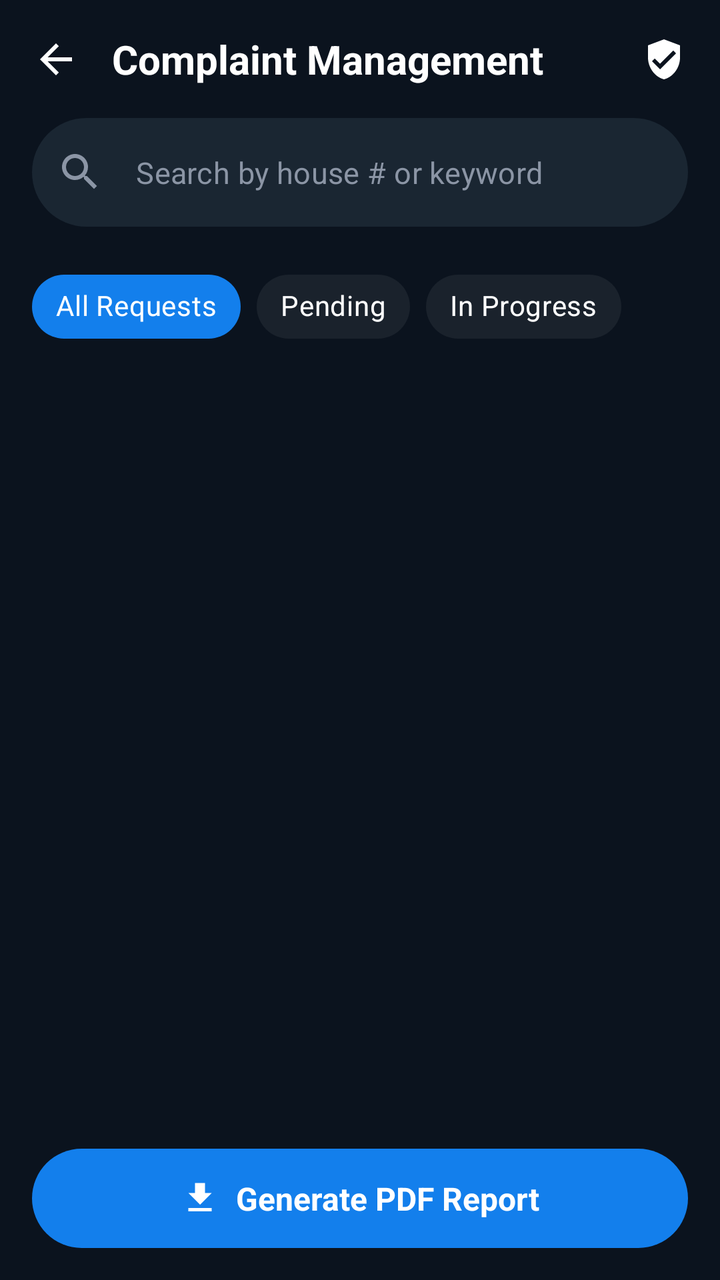
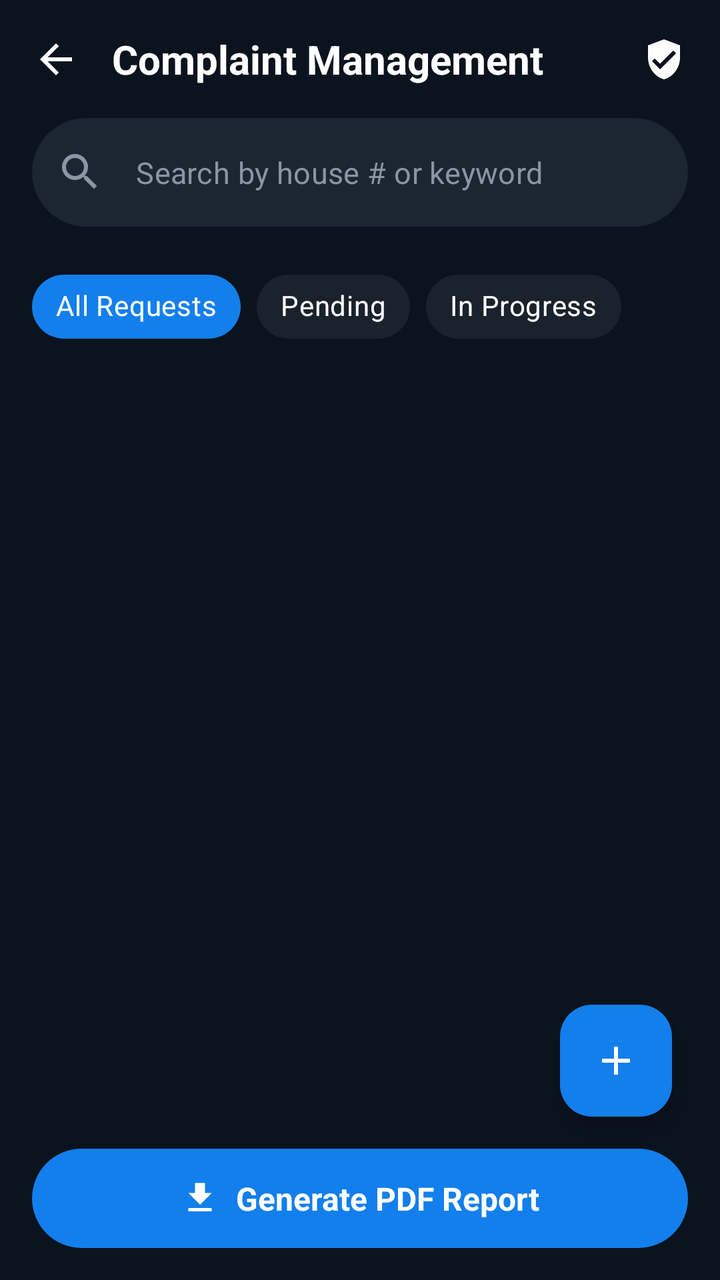

An Android layout rendered at two revisions. The XML below is the earlier revision; the diff shows what the commit changed to produce the second picture.
<!-- AndroidManifest.xml: application theme Theme.HouseVisitorManagementSystem -->
<!-- res/layout/activity_view_complaint.xml -->
<?xml version="1.0" encoding="utf-8"?>
<androidx.constraintlayout.widget.ConstraintLayout xmlns:android="http://schemas.android.com/apk/res/android"
    xmlns:app="http://schemas.android.com/apk/res-auto"
    xmlns:tools="http://schemas.android.com/tools"
    android:id="@+id/main"
    android:layout_width="match_parent"
    android:layout_height="match_parent"
    android:background="@color/night_blue">

    
    <androidx.constraintlayout.widget.ConstraintLayout
        android:id="@+id/headerLayout"
        android:layout_width="match_parent"
        android:layout_height="wrap_content"
        android:padding="16dp"
        app:layout_constraintTop_toTopOf="parent">

        <ImageView
            android:id="@+id/btnBack"
            android:layout_width="24dp"
            android:layout_height="24dp"
            android:src="@drawable/ic_arrow_back"
            app:layout_constraintBottom_toBottomOf="parent"
            app:layout_constraintStart_toStartOf="parent"
            app:layout_constraintTop_toTopOf="parent"
            app:tint="@color/white" />

        <TextView
            android:layout_width="wrap_content"
            android:layout_height="wrap_content"
            android:layout_marginStart="16dp"
            android:text="Complaint Management"
            android:textColor="@color/white"
            android:textSize="20sp"
            android:textStyle="bold"
            app:layout_constraintBottom_toBottomOf="parent"
            app:layout_constraintStart_toEndOf="@id/btnBack"
            app:layout_constraintTop_toTopOf="parent" />

        <ImageView
            android:id="@+id/btnFilter"
            android:layout_width="24dp"
            android:layout_height="24dp"
            android:src="@drawable/ic_filter_list"
            app:layout_constraintBottom_toBottomOf="parent"
            app:layout_constraintEnd_toEndOf="parent"
            app:layout_constraintTop_toTopOf="parent"
            app:tint="@color/white" />

    </androidx.constraintlayout.widget.ConstraintLayout>

    <LinearLayout
        android:id="@+id/btnGenerateReport"
        android:layout_width="match_parent"
        android:layout_height="wrap_content"
        android:layout_marginHorizontal="16dp"
        android:layout_marginBottom="16dp"
        android:background="@drawable/bg_generate_report"
        android:gravity="center"
        android:orientation="horizontal"
        android:padding="14dp"
        app:layout_constraintBottom_toBottomOf="parent">

        <ImageView
            android:layout_width="20dp"
            android:layout_height="20dp"
            android:layout_marginEnd="8dp"
            android:src="@drawable/ic_download"
            app:tint="@color/white" />

        <TextView
            android:layout_width="wrap_content"
            android:layout_height="wrap_content"
            android:text="Generate PDF Report"
            android:textColor="@color/white"
            android:textSize="16sp"
            android:textStyle="bold" />
    </LinearLayout>

    
    <com.google.android.material.textfield.TextInputLayout
        android:id="@+id/tilSearch"
        style="@style/Widget.MaterialComponents.TextInputLayout.OutlinedBox"
        android:layout_width="match_parent"
        android:layout_height="wrap_content"
        android:layout_marginHorizontal="16dp"
        app:boxBackgroundColor="#1A2632"
        app:boxCornerRadiusBottomEnd="28dp"
        app:boxCornerRadiusBottomStart="28dp"
        app:boxCornerRadiusTopEnd="28dp"
        app:boxCornerRadiusTopStart="28dp"
        app:boxStrokeWidth="0dp"
        app:boxStrokeWidthFocused="0dp"
        app:hintEnabled="false"
        app:layout_constraintTop_toBottomOf="@id/headerLayout"
        app:startIconDrawable="@drawable/ic_search"
        app:startIconTint="@color/text_grey">

        <com.google.android.material.textfield.TextInputEditText
            android:id="@+id/etSearch"
            android:layout_width="match_parent"
            android:layout_height="wrap_content"
            android:hint="Search by house # or keyword"
            android:textColor="@color/white"
            android:textColorHint="@color/text_grey"
            android:textSize="15sp" />
    </com.google.android.material.textfield.TextInputLayout>

    
    <HorizontalScrollView
        android:id="@+id/chipGroupFiltersScroll"
        android:layout_width="match_parent"
        android:layout_height="wrap_content"
        android:layout_marginTop="16dp"
        android:clipToPadding="false"
        android:paddingHorizontal="16dp"
        android:scrollbars="none"
        app:layout_constraintTop_toBottomOf="@id/tilSearch">

        <com.google.android.material.chip.ChipGroup
            android:id="@+id/chipGroupFilters"
            android:layout_width="wrap_content"
            android:layout_height="wrap_content"
            app:selectionRequired="true"
            app:singleSelection="true">

            <com.google.android.material.chip.Chip
                android:id="@+id/chipAll"
                style="@style/Widget.MaterialComponents.Chip.Choice"
                android:layout_width="wrap_content"
                android:layout_height="wrap_content"
                android:checked="true"
                android:text="All Requests"
                android:textColor="@color/white"
                app:chipBackgroundColor="@color/chip_bg_selector"
                app:chipCornerRadius="20dp"
                app:chipStrokeWidth="0dp" />

            <com.google.android.material.chip.Chip
                android:id="@+id/chipPending"
                style="@style/Widget.MaterialComponents.Chip.Choice"
                android:layout_width="wrap_content"
                android:layout_height="wrap_content"
                android:text="Pending"
                android:textColor="@color/white"
                app:chipBackgroundColor="@color/chip_bg_selector"
                app:chipCornerRadius="20dp"
                app:chipStrokeWidth="0dp" />

            <com.google.android.material.chip.Chip
                android:id="@+id/chipInProgress"
                style="@style/Widget.MaterialComponents.Chip.Choice"
                android:layout_width="wrap_content"
                android:layout_height="wrap_content"
                android:text="In Progress"
                android:textColor="@color/white"
                app:chipBackgroundColor="@color/chip_bg_selector"
                app:chipCornerRadius="20dp"
                app:chipStrokeWidth="0dp" />

        </com.google.android.material.chip.ChipGroup>
    </HorizontalScrollView>

    
    <androidx.recyclerview.widget.RecyclerView
        android:id="@+id/rvComplaints"
        android:layout_width="match_parent"
        android:layout_height="0dp"
        android:layout_marginTop="12dp"
        android:layout_marginBottom="8dp"
        android:clipToPadding="false"
        android:paddingBottom="24dp"
        app:layoutManager="androidx.recyclerview.widget.LinearLayoutManager"
        app:layout_constraintBottom_toTopOf="@id/btnGenerateReport"
        app:layout_constraintTop_toBottomOf="@id/chipGroupFiltersScroll"
        tools:listitem="@layout/item_complaint" />

</androidx.constraintlayout.widget.ConstraintLayout>
<!-- res/layout/item_complaint.xml (included above) -->
<?xml version="1.0" encoding="utf-8"?>
<com.google.android.material.card.MaterialCardView xmlns:android="http://schemas.android.com/apk/res/android"
    xmlns:app="http://schemas.android.com/apk/res-auto"
    android:layout_width="match_parent"
    android:layout_height="wrap_content"
    android:layout_marginHorizontal="16dp"
    android:layout_marginVertical="8dp"
    app:cardBackgroundColor="@color/card_dark_bg"
    app:cardCornerRadius="24dp"
    app:cardElevation="0dp"
    app:strokeWidth="0dp"
    android:minHeight="220dp">

    <androidx.constraintlayout.widget.ConstraintLayout
        android:layout_width="match_parent"
        android:layout_height="wrap_content"
        android:padding="20dp">

        
        <FrameLayout
            android:id="@+id/iconContainer"
            android:layout_width="48dp"
            android:layout_height="48dp"
            app:layout_constraintStart_toStartOf="parent"
            app:layout_constraintTop_toTopOf="parent">

            <View
                android:id="@+id/iconBg"
                android:layout_width="match_parent"
                android:layout_height="match_parent"
                android:background="@drawable/circle_dark_bg" />

            <ImageView
                android:id="@+id/ivComplaintIcon"
                android:layout_width="24dp"
                android:layout_height="24dp"
                android:layout_gravity="center"
                android:src="@drawable/ic_water_drop" />
        </FrameLayout>

        
        <TextView
            android:id="@+id/tvTitle"
            android:layout_width="0dp"
            android:layout_height="wrap_content"
            android:layout_marginStart="16dp"
            android:text="Water Leakage in Kitchen"
            android:textColor="@color/white"
            android:textSize="18sp"
            android:textStyle="bold"
            app:layout_constraintEnd_toEndOf="parent"
            app:layout_constraintStart_toEndOf="@id/iconContainer"
            app:layout_constraintTop_toTopOf="parent" />

        <TextView
            android:id="@+id/tvMetaData"
            android:layout_width="wrap_content"
            android:layout_height="wrap_content"
            android:layout_marginTop="4dp"
            android:text="A-104  •  Oct 24, 10:30 AM"
            android:textColor="@color/text_grey"
            android:textSize="13sp"
            app:layout_constraintStart_toStartOf="@id/tvTitle"
            app:layout_constraintTop_toBottomOf="@id/tvTitle" />

        <TextView
            android:id="@+id/tvDescription"
            android:layout_width="0dp"
            android:layout_height="wrap_content"
            android:layout_marginTop="12dp"
            android:ellipsize="end"
            android:maxLines="4"
            android:text="The sink pipe is leaking heavily and causing water to pool on the floor nea..."
            android:textColor="@color/text_grey"
            android:textSize="14sp"
            app:layout_constraintEnd_toEndOf="parent"
            app:layout_constraintStart_toStartOf="parent"
            app:layout_constraintTop_toBottomOf="@id/iconContainer" />

        
        <View
            android:id="@+id/divider"
            android:layout_width="match_parent"
            android:layout_height="1dp"
            android:layout_marginTop="16dp"
            android:background="#1AFFFFFF"
            app:layout_constraintTop_toBottomOf="@id/tvDescription" />

        
        <LinearLayout
            android:id="@+id/statusBadge"
            android:layout_width="wrap_content"
            android:layout_height="wrap_content"
            android:layout_marginTop="16dp"
            android:background="@drawable/bg_status_in_progress"
            android:gravity="center"
            android:orientation="horizontal"
            android:paddingHorizontal="16dp"
            android:paddingVertical="8dp"
            app:layout_constraintEnd_toEndOf="parent"
            app:layout_constraintTop_toBottomOf="@id/divider">

            <TextView
                android:id="@+id/tvStatus"
                android:layout_width="wrap_content"
                android:layout_height="wrap_content"
                android:text="In Progress"
                android:textColor="@color/bright_azure_blue"
                android:textSize="14sp"
                android:textStyle="bold" />

            <ImageView
                android:id="@+id/ivStatusIcon"
                android:layout_width="16dp"
                android:layout_height="16dp"
                android:layout_marginStart="8dp"
                android:src="@android:drawable/arrow_down_float"
                app:tint="@color/bright_azure_blue" />
        </LinearLayout>

    </androidx.constraintlayout.widget.ConstraintLayout>

</com.google.android.material.card.MaterialCardView>
<!-- resources referenced by this layout -->
<resources>
  <color name="bright_azure_blue">#137fec</color>
  <color name="card_dark_bg">#1A222C</color>
  <color name="night_blue">#0B131E</color>
  <color name="text_grey">#8B95A5</color>
  <color name="white">#FFFFFF</color>
  <!-- drawable bg_generate_report (drawable) -->
  <?xml version="1.0" encoding="utf-8"?>
  <shape xmlns:android="http://schemas.android.com/apk/res/android">
      <solid android:color="@color/bright_azure_blue" />
      <corners android:radius="100dp" />
  </shape>
  <!-- drawable bg_status_in_progress (drawable) -->
  <?xml version="1.0" encoding="utf-8"?>
  <shape xmlns:android="http://schemas.android.com/apk/res/android">
      <solid android:color="#1A3498DB" /> 
      <corners android:radius="12dp" />
  </shape>
  <!-- drawable circle_dark_bg (drawable) -->
  <?xml version="1.0" encoding="utf-8"?>
  <shape xmlns:android="http://schemas.android.com/apk/res/android"
      android:shape="oval">
      <solid android:color="#1A2332" />
  </shape>
  <!-- drawable ic_arrow_back (drawable) -->
  <vector xmlns:android="http://schemas.android.com/apk/res/android"
      android:width="24dp"
      android:height="24dp"
      android:viewportWidth="24"
      android:viewportHeight="24">
      <path
          android:fillColor="#FFFFFF"
          android:pathData="M20,11H7.83l5.59,-5.59L12,4l-8,8 8,8 1.41,-1.41L7.83,13H20v-2z" />
  </vector>
  <!-- drawable ic_download (drawable) -->
  <?xml version="1.0" encoding="utf-8"?>
  <vector xmlns:android="http://schemas.android.com/apk/res/android"
      android:width="24dp"
      android:height="24dp"
      android:viewportWidth="24"
      android:viewportHeight="24">
      <path
          android:fillColor="#FFFFFFFF"
          android:pathData="M19,9h-4V3H9v6H5l7,7L19,9zM5,18v2h14v-2H5z" />
  </vector>
  <!-- drawable ic_filter_list (drawable) -->
  <vector xmlns:android="http://schemas.android.com/apk/res/android"
      android:width="24dp"
      android:height="24dp"
      android:viewportWidth="24"
      android:viewportHeight="24">
      <path
          android:fillColor="#FFFFFF"
          android:pathData="M12,2L4,5v6.09c0,5.05 3.41,9.76 8,10.91c4.59,-1.15 8,-5.86 8,-10.91V5L12,2zM10,17l-4,-4l1.41,-1.41L10,14.17l6.59,-6.59L18,9L10,17z"/>
  </vector>
  <!-- drawable ic_search (drawable) -->
  <vector xmlns:android="http://schemas.android.com/apk/res/android"
      android:width="24dp"
      android:height="24dp"
      android:viewportWidth="24"
      android:viewportHeight="24"
      android:tint="@color/white">
    <path
        android:fillColor="@android:color/white"
        android:pathData="M15.5,14h-0.79l-0.28,-0.27C15.41,12.59 16,11.11 16,9.5 16,5.91 13.09,3 9.5,3S3,5.91 3,9.5 5.91,16 9.5,16c1.61,0 3.09,-0.59 4.23,-1.57l0.27,0.28v0.79l5,4.99L20.49,19l-4.99,-5zM9.5,14C7.01,14 5,11.99 5,9.5S7.01,5 9.5,5 14,7.01 14,9.5 11.99,14 9.5,14z"/>
  </vector>
  <!-- drawable ic_water_drop (drawable) -->
  <vector xmlns:android="http://schemas.android.com/apk/res/android"
      android:width="24dp"
      android:height="24dp"
      android:viewportWidth="24"
      android:viewportHeight="24">
      <path
          android:fillColor="#FFFFFF"
          android:pathData="M12,2c-5.33,4.55 -8,8.48 -8,11.8c0,4.98 3.8,8.2 8,8.2s8,-3.22 8,-8.2c0,-3.32 -2.67,-7.25 -8,-11.8zM12,20c-3.35,0 -6,-2.57 -6,-6.2c0,-2.34 1.95,-5.44 6,-9.14c4.05,3.7 6,6.79 6,9.14c0,3.63 -2.65,6.2 -6,6.2z"/>
  </vector>
  <style name="Theme.HouseVisitorManagementSystem" parent="Base.Theme.HouseVisitorManagementSystem" />
  <style name="Base.Theme.HouseVisitorManagementSystem" parent="Theme.Material3.DayNight.NoActionBar">
          
          
      </style>
</resources>

<!-- the commit's change to res/layout/activity_view_complaint.xml (unified diff, before → after) -->
@@ -174,6 +174,19 @@
         app:layout_constraintBottom_toTopOf="@id/btnGenerateReport"
         app:layout_constraintTop_toBottomOf="@id/chipGroupFiltersScroll"
         tools:listitem="@layout/item_complaint" />
+
+    <com.google.android.material.floatingactionbutton.FloatingActionButton
+        android:id="@+id/fabAddComplaint"
+        android:layout_width="wrap_content"
+        android:layout_height="wrap_content"
+        android:layout_marginEnd="24dp"
+        android:layout_marginBottom="16dp"
+        android:backgroundTint="@color/bright_azure_blue"
+        android:contentDescription="Add Complaint"
+        android:src="@drawable/ic_add"
+        app:layout_constraintBottom_toTopOf="@id/btnGenerateReport"
+        app:layout_constraintEnd_toEndOf="parent"
+        app:tint="@color/white" />
 
 </androidx.constraintlayout.widget.ConstraintLayout>
 <!-- res/layout/item_complaint.xml (included above) -->
<!-- resource entries referenced after the edit -->
@@ -23,6 +23,16 @@
       android:shape="oval">
       <solid android:color="#1A2332" />
   </shape>
+  <!-- drawable ic_add (drawable) -->
+  <vector xmlns:android="http://schemas.android.com/apk/res/android"
+      android:width="24dp"
+      android:height="24dp"
+      android:viewportWidth="24"
+      android:viewportHeight="24">
+      <path
+          android:fillColor="#FFFFFF"
+          android:pathData="M19,13h-6v6h-2v-6H5v-2h6V5h2v6h6v2z" />
+  </vector>
   <!-- drawable ic_arrow_back (drawable) -->
   <vector xmlns:android="http://schemas.android.com/apk/res/android"
       android:width="24dp"
